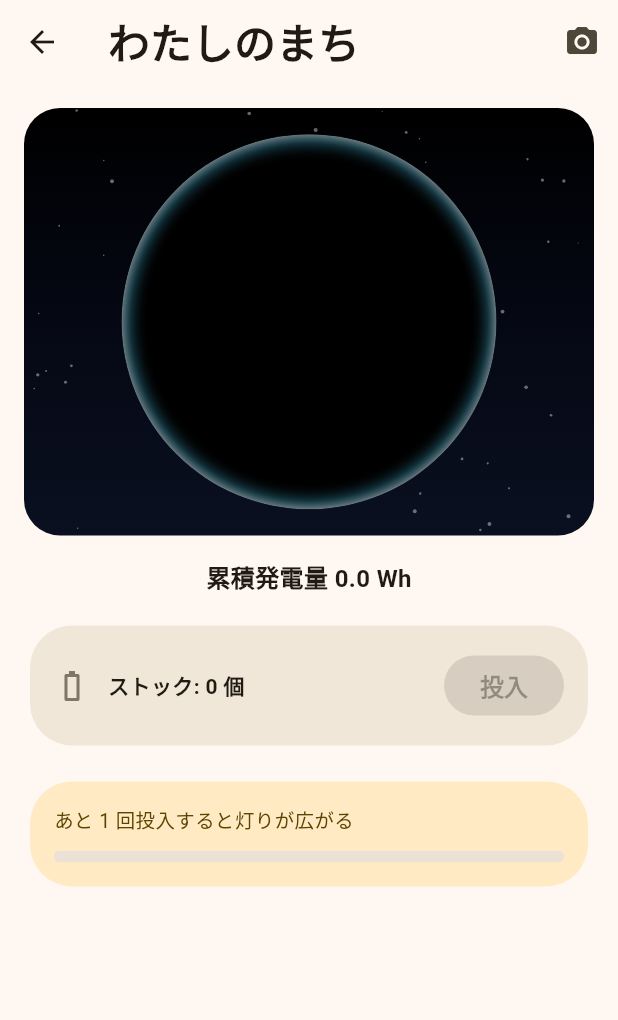
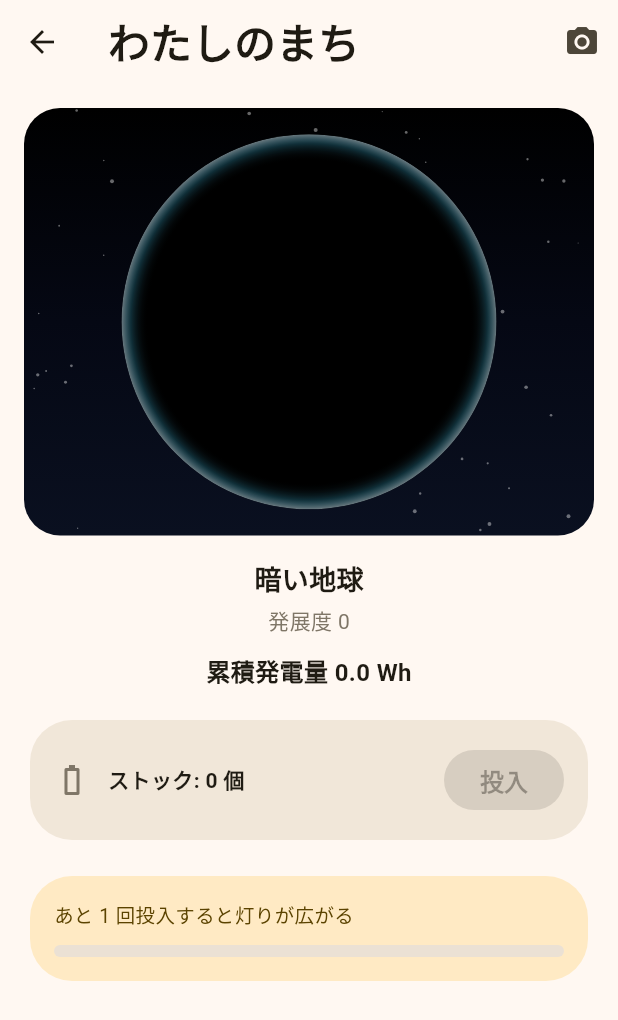
Before and after one commit to fukudak/pedometer-town, a Flutter app: the CompanionScreen screen opened directly, on a phone screen of 412 x 824 dp. Shown: the top 1020 px of the screen. Run offline on Flutter 3.47's test engine with Material 3 defaults, Android fonts, the light colour scheme and no system bars; our stand-ins replace geolocator, package_info_plus, pedometer, permission_handler, shared_preferences; missing offline and left inert: health; accounts and stored records are empty.

Commit message:
feat: 発展度の数値表示・マックス後の地球ストック・履歴グラフを追加
投入で上がる発展度を数値とステージ名で可視化し、最終段階到達後は
完成した地球が積み上がる仕組みを追加。履歴画面には外部ライブラリ
なしの棒グラフで発電量の推移を表示する。

```diff
--- a/lib/screens/companion_screen.dart
+++ b/lib/screens/companion_screen.dart
@@ -256,6 +256,22 @@ class _CompanionScreenState extends State<CompanionScreen> with TickerProviderSt
           ),
           const SizedBox(height: 16),
           Center(
+            child: Column(
+              children: [
+                Text(
+                  stage.name,
+                  style: const TextStyle(fontSize: 18, fontWeight: FontWeight.w800),
+                ),
+                const SizedBox(height: 4),
+                Text(
+                  '発展度 $level',
+                  style: TextStyle(fontSize: 14, color: Theme.of(context).colorScheme.outline),
+                ),
+              ],
+            ),
+          ),
+          const SizedBox(height: 12),
+          Center(
             child: Text(
               '累積発電量 ${energyProvider.lifetimeEnergyWh.toStringAsFixed(1)} Wh',
               style: const TextStyle(fontSize: 16, fontWeight: FontWeight.w600),
@@ -297,7 +313,13 @@ class _CompanionScreenState extends State<CompanionScreen> with TickerProviderSt
                     (nextStage.minLevel - stage.minLevel),
               )
             else
-              const _NextMilestoneCard.postRocket(),
+              _EarthStockCard(
+                earthCount: CompanionStages.earthCount(level),
+                remaining: CompanionStages.remainingForNextEarth(level) ?? 0,
+                progress: 1 -
+                    (CompanionStages.remainingForNextEarth(level) ?? 0) /
+                        CompanionStages.stages.last.minLevel,
+              ),
           ],
         ],
       ),
@@ -308,44 +330,15 @@ class _CompanionScreenState extends State<CompanionScreen> with TickerProviderSt
 class _NextMilestoneCard extends StatelessWidget {
   final int remaining;
   final double progress;
-  final bool postRocket;
 
   const _NextMilestoneCard({
     required this.remaining,
     required this.progress,
-  }) : postRocket = false;
-
-  const _NextMilestoneCard.postRocket()
-      : remaining = 1,
-        progress = 0,
-        postRocket = true;
+  });
 
   @override
   Widget build(BuildContext context) {
     final colorScheme = Theme.of(context).colorScheme;
-    if (postRocket) {
-      return Card(
-        color: colorScheme.secondaryContainer.withValues(alpha: 0.45),
-        child: Padding(
-          padding: const EdgeInsets.all(16),
-          child: Column(
-            crossAxisAlignment: CrossAxisAlignment.start,
-            children: [
-              Text(
-                '次の投入で',
-                style: TextStyle(fontSize: 13, color: colorScheme.outline),
-              ),
-              const SizedBox(height: 4),
-              const Text(
-                '地球の灯りがさらに広がる',
-                style: TextStyle(fontSize: 18, fontWeight: FontWeight.w800),
-              ),
-            ],
-          ),
-        ),
-      );
-    }
-
     return Card(
       color: colorScheme.primaryContainer.withValues(alpha: 0.55),
       child: Padding(
@@ -356,6 +349,58 @@ class _NextMilestoneCard extends StatelessWidget {
             Text(
               'あと $remaining 回投入すると灯りが広がる',
               style: TextStyle(fontSize: 13, color: colorScheme.onPrimaryContainer),
+            ),
+            const SizedBox(height: 10),
+            ClipRRect(
+              borderRadius: BorderRadius.circular(8),
+              child: LinearProgressIndicator(
+                value: progress.clamp(0.0, 1.0),
+                minHeight: 8,
+              ),
+            ),
+          ],
+        ),
+      ),
+    );
+  }
+}
+
+/// 最終段階到達後に積み上がる「完成した地球」の数と、次の1個までの進捗。
+class _EarthStockCard extends StatelessWidget {
+  final int earthCount;
+  final int remaining;
+  final double progress;
+
+  const _EarthStockCard({
+    required this.earthCount,
+    required this.remaining,
+    required this.progress,
+  });
+
+  @override
+  Widget build(BuildContext context) {
+    final colorScheme = Theme.of(context).colorScheme;
+    return Card(
+      color: colorScheme.secondaryContainer.withValues(alpha: 0.45),
+      child: Padding(
+        padding: const EdgeInsets.all(16),
+        child: Column(
+          crossAxisAlignment: CrossAxisAlignment.start,
+          children: [
+            Row(
+              children: [
+                Text('🌍', style: const TextStyle(fontSize: 22)),
+                const SizedBox(width: 8),
+                Text(
+                  '完成した地球 $earthCount 個',
+                  style: const TextStyle(fontSize: 18, fontWeight: FontWeight.w800),
+                ),
+              ],
+            ),
+            const SizedBox(height: 10),
+            Text(
+              'あと $remaining 回投入すると次の地球が完成する',
+              style: TextStyle(fontSize: 13, color: colorScheme.onSecondaryContainer),
             ),
             const SizedBox(height: 10),
             ClipRRect(
```
Also changed, not shown: lib/constants/companion_stages.dart (+17 -0 lines), lib/screens/history_screen.dart (+13 -0 lines), lib/widgets/history_chart.dart (added, +145 -0 lines), 1 other file.
